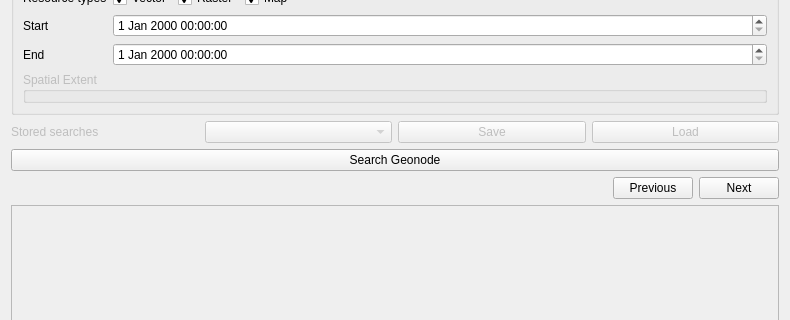
The window that src/qgis_geonode/ui/geonode_datasource_widget.ui (GeoNode/QGISGeoNodePlugin) describes before a commit, drawn with Qt 5; both pictures show x 0 to 790 and y 269 to 589 of the 790 by 670 pixel window.
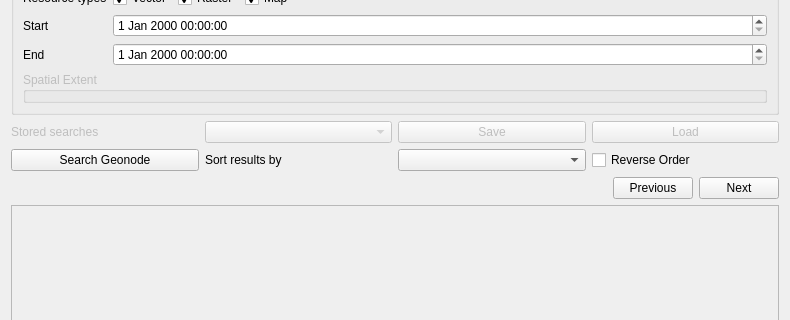
The same window after the commit. Custom widgets are drawn as their Qt base class.

```diff
--- a/src/qgis_geonode/ui/geonode_datasource_widget.ui
+++ b/src/qgis_geonode/ui/geonode_datasource_widget.ui
@@ -382,6 +382,8 @@
     </layout>
    </item>
    <item>
+    <layout class="QHBoxLayout" name="horizontalLayout_4">
+     <item>
     <widget class="QPushButton" name="search_btn">
      <property name="toolTip">
       <string>Load connections from file</string>
@@ -392,6 +394,25 @@
     </widget>
    </item>
    <item>
+      <widget class="QLabel" name="label_9">
+       <property name="text">
+        <string>Sort results by</string>
+       </property>
+      </widget>
+     </item>
+     <item>
+      <widget class="QComboBox" name="sort_field_cmb"/>
+     </item>
+     <item>
+      <widget class="QCheckBox" name="reverse_order_chk">
+       <property name="text">
+        <string>Reverse Order</string>
+       </property>
+      </widget>
+     </item>
+    </layout>
+   </item>
+   <item>
     <layout class="QHBoxLayout" name="horizontalLayout_12">
      <item>
       <spacer name="horizontalSpacer_2">
```
Left out of the diff: 3 changed lines with no effect on the pictures. Lines whose indentation alone changed are shown as unchanged.
